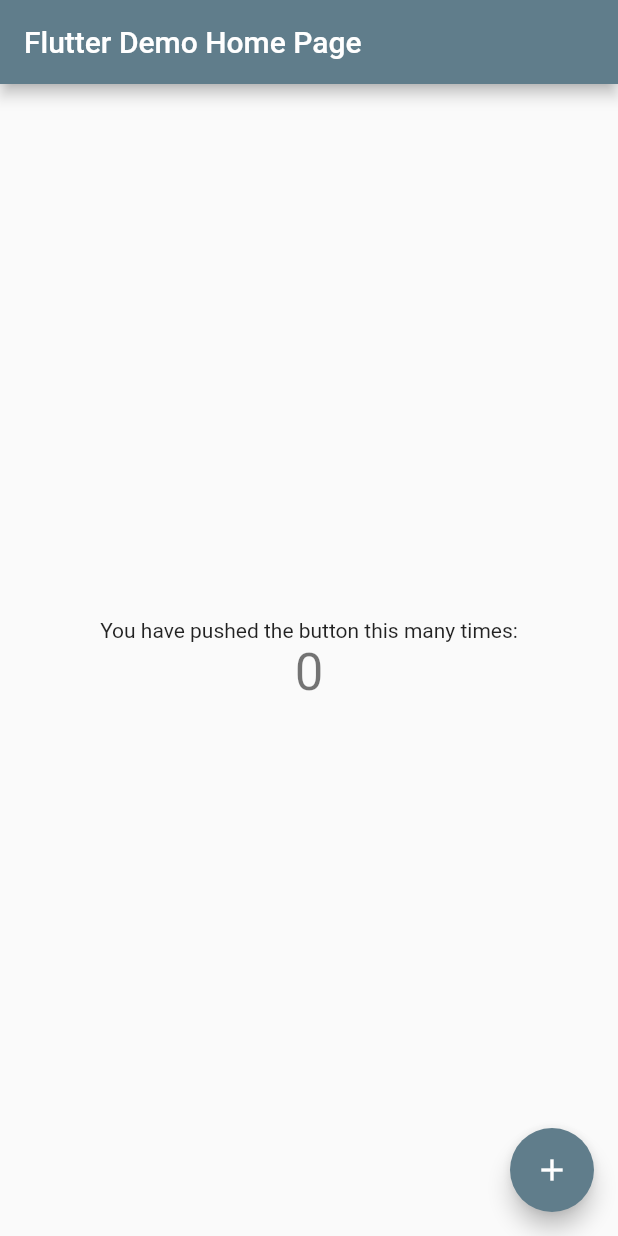
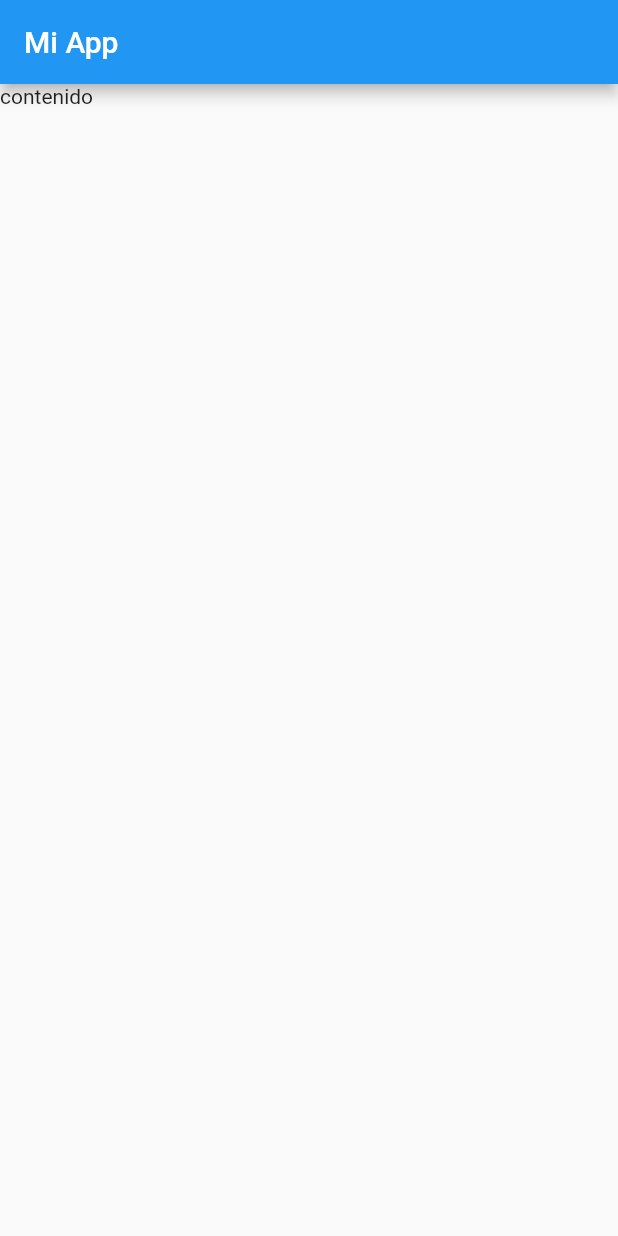
Before and after one commit to deysivelasco/miapp, a Flutter app: the screen it shows after launch, on a phone screen of 412 x 824 dp. Run offline on Flutter 3.47's test engine with Material 2 defaults, Android fonts, the phone set to English and light mode, and no system bars.

Commit message:
primer vista de la app

```diff
--- a/lib/main.dart
+++ b/lib/main.dart
@@ -1,115 +1,36 @@
 import 'package:flutter/material.dart';
 
-void main() {
-  runApp(const MyApp());
+void main() => runApp(const MyApp());
+
+class MyApp extends StatelessWidget {
+ const MyApp({Key? key}) : super(key: key);
+
+
+  @override
+  Widget build(BuildContext context) {
+    return  MaterialApp(
+      title: "Mi App",
+      home:Inicio(),
+    );
+
+      }
 }
 
-class MyApp extends StatelessWidget {
-  const MyApp({Key? key}) : super(key: key);
+class Inicio extends StatefulWidget {
+  Inicio({Key? key}) : super(key: key);
 
-  // This widget is the root of your application.
+  @override
+  _InicioState createState() => _InicioState();
+}
+
+class _InicioState extends State<Inicio> {
   @override
   Widget build(BuildContext context) {
-    return MaterialApp(
-      title: 'Flutter Demo',
-      theme: ThemeData(
-        // This is the theme of your application.
-        //
-        // Try running your application with "flutter run". You'll see the
-        // application has a blue toolbar. Then, without quitting the app, try
-        // changing the primarySwatch below to Colors.green and then invoke
-        // "hot reload" (press "r" in the console where you ran "flutter run",
-        // or simply save your changes to "hot reload" in a Flutter IDE).
-        // Notice that the counter didn't reset back to zero; the application
-        // is not restarted.
-        primarySwatch: Colors.blueGrey,
-      ),
-      home: const MyHomePage(title: 'Flutter Demo Home Page'),
+    return Scaffold(
+  appBar: AppBar(
+    title: const Text("Mi App"),
+  ),
+   body: Text("contenido")
     );
   }
 }
-
-class MyHomePage extends StatefulWidget {
-  const MyHomePage({Key? key, required this.title}) : super(key: key);
-
-  // This widget is the home page of your application. It is stateful, meaning
-  // that it has a State object (defined below) that contains fields that affect
-  // how it looks.
-
-  // This class is the configuration for the state. It holds the values (in this
-  // case the title) provided by the parent (in this case the App widget) and
-  // used by the build method of the State. Fields in a Widget subclass are
-  // always marked "final".
-
-  final String title;
-
-  @override
-  State<MyHomePage> createState() => _MyHomePageState();
-}
-
-class _MyHomePageState extends State<MyHomePage> {
-  int _counter = 0;
-
-  void _incrementCounter() {
-    setState(() {
-      // This call to setState tells the Flutter framework that something has
-      // changed in this State, which causes it to rerun the build method below
-      // so that the display can reflect the updated values. If we changed
-      // _counter without calling setState(), then the build method would not be
-      // called again, and so nothing would appear to happen.
-      _counter++;
-    });
-  }
-
-  @override
-  Widget build(BuildContext context) {
-    // This method is rerun every time setState is called, for instance as done
-    // by the _incrementCounter method above.
-    //
-    // The Flutter framework has been optimized to make rerunning build methods
-    // fast, so that you can just rebuild anything that needs updating rather
-    // than having to individually change instances of widgets.
-    return Scaffold(
-      appBar: AppBar(
-        // Here we take the value from the MyHomePage object that was created by
-        // the App.build method, and use it to set our appbar title.
-        title: Text(widget.title),
-      ),
-      body: Center(
-        // Center is a layout widget. It takes a single child and positions it
-        // in the middle of the parent.
-        child: Column(
-          // Column is also a layout widget. It takes a list of children and
-          // arranges them vertically. By default, it sizes itself to fit its
-          // children horizontally, and tries to be as tall as its parent.
-          //
-          // Invoke "debug painting" (press "p" in the console, choose the
-          // "Toggle Debug Paint" action from the Flutter Inspector in Android
-          // Studio, or the "Toggle Debug Paint" command in Visual Studio Code)
-          // to see the wireframe for each widget.
-          //
-          // Column has various properties to control how it sizes itself and
-          // how it positions its children. Here we use mainAxisAlignment to
-          // center the children vertically; the main axis here is the vertical
-          // axis because Columns are vertical (the cross axis would be
-          // horizontal).
-          mainAxisAlignment: MainAxisAlignment.center,
-          children: <Widget>[
-            const Text(
-              'You have pushed the button this many times:',
-            ),
-            Text(
-              '$_counter',
-              style: Theme.of(context).textTheme.headline4,
-            ),
-          ],
-        ),
-      ),
-      floatingActionButton: FloatingActionButton(
-        onPressed: _incrementCounter,
-        tooltip: 'Increment',
-        child: const Icon(Icons.add),
-      ), // This trailing comma makes auto-formatting nicer for build methods.
-    );
-  }
-}
```
